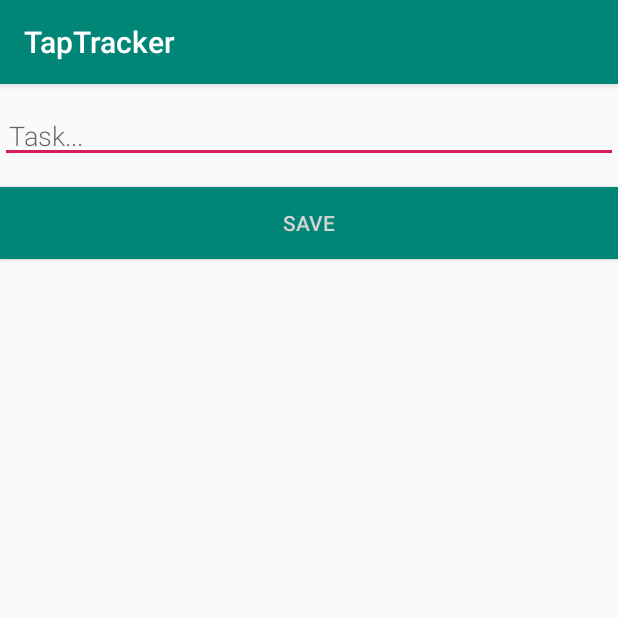
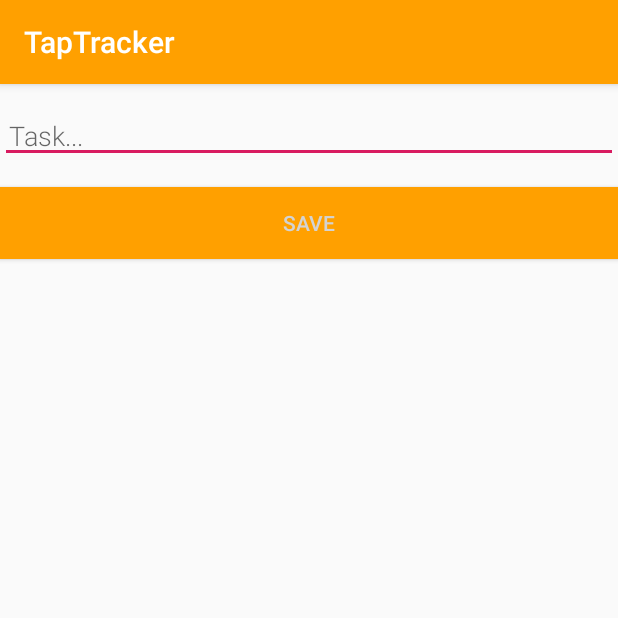
Before and after one commit to ickybodclay/tap-tracker, an Android app: the screen it shows after launch (NewTaskActivity), after a tap on an icon or button, on a phone screen of 412 x 824 dp, the top half of it. Run offline under Robolectric (Android 15) with nearby library versions, the phone set to English and light mode, and no system bars; our stand-ins replace Room's generated code.

Commit message:
updated style, improved date formatting, export db schema

```diff
--- a/app/build.gradle
+++ b/app/build.gradle
@@ -9,6 +9,11 @@ android {
         versionCode 1
         versionName "1.0"
         testInstrumentationRunner "android.support.test.runner.AndroidJUnitRunner"
+        javaCompileOptions {
+            annotationProcessorOptions {
+                arguments = ["room.schemaLocation": "$projectDir/schemas".toString()]
+            }
+        }
     }
     buildTypes {
         release {
--- a/app/src/main/java/com/detroitlabs/taptracker/models/TaskRoomDatabase.java
+++ b/app/src/main/java/com/detroitlabs/taptracker/models/TaskRoomDatabase.java
@@ -1,13 +1,10 @@
 package com.detroitlabs.taptracker.models;
 
-import android.arch.persistence.db.SupportSQLiteDatabase;
 import android.arch.persistence.room.Database;
 import android.arch.persistence.room.Room;
 import android.arch.persistence.room.RoomDatabase;
 import android.arch.persistence.room.TypeConverters;
 import android.content.Context;
-import android.os.AsyncTask;
-import android.support.annotation.NonNull;
 
 @Database(entities = {Task.class}, version = 1)
 @TypeConverters({Converters.class})
@@ -22,39 +19,10 @@ public abstract class TaskRoomDatabase extends RoomDatabase {
                 if (INSTANCE == null) {
                     INSTANCE = Room.databaseBuilder(context.getApplicationContext(),
                             TaskRoomDatabase.class, "task_database")
-                            //.addCallback(sRoomDatabaseCallback)
                             .build();
                 }
             }
         }
         return INSTANCE;
     }
-
-    private static RoomDatabase.Callback sRoomDatabaseCallback =
-            new RoomDatabase.Callback(){
-
-                @Override
-                public void onOpen (@NonNull SupportSQLiteDatabase db){
-                    super.onOpen(db);
-                    new PopulateDbAsync(INSTANCE).execute();
-                }
-            };
-
-    private static class PopulateDbAsync extends AsyncTask<Void, Void, Void> {
-        private final TaskDao mDao;
-
-        PopulateDbAsync(TaskRoomDatabase db) {
-            mDao = db.taskDao();
-        }
-
-        @Override
-        protected Void doInBackground(final Void... params) {
-            mDao.deleteAll();
-            Task task = new Task("Hello");
-            mDao.insert(task);
-            task = new Task("World");
-            mDao.insert(task);
-            return null;
-        }
-    }
 }
--- a/app/src/main/res/menu/menu_main.xml
+++ b/app/src/main/res/menu/menu_main.xml
@@ -2,9 +2,9 @@
     xmlns:app="http://schemas.android.com/apk/res-auto"
     xmlns:tools="http://schemas.android.com/tools"
     tools:context="com.detroitlabs.taptracker.views.MainActivity">
-    <item
-        android:id="@+id/action_settings"
-        android:orderInCategory="100"
-        android:title="@string/action_settings"
-        app:showAsAction="never" />
+    <!--<item-->
+        <!--android:id="@+id/action_settings"-->
+        <!--android:orderInCategory="100"-->
+        <!--android:title="@string/action_settings"-->
+        <!--app:showAsAction="never" />-->
 </menu>
--- a/app/src/main/res/values/colors.xml
+++ b/app/src/main/res/values/colors.xml
@@ -1,7 +1,7 @@
 <?xml version="1.0" encoding="utf-8"?>
 <resources>
-    <color name="colorPrimary">#008577</color>
-    <color name="colorPrimaryDark">#00574B</color>
+    <color name="colorPrimary">#ffa000</color>
+    <color name="colorPrimaryDark">#6200ea</color>
     <color name="colorAccent">#D81B60</color>
     <color name="buttonLabel">#d3d3d3</color>
 </resources>
```
Also changed, not shown: app/src/main/java/com/detroitlabs/taptracker/presenters/MainPresenter.java (+3 -12 lines), app/src/main/java/com/detroitlabs/taptracker/utils/DateFormatUtil.java (added, +32 -0 lines), app/src/main/java/com/detroitlabs/taptracker/views/MainActivity.java (+4 -5 lines), app/src/main/java/com/detroitlabs/taptracker/views/TaskListAdapter.java (+4 -12 lines), 1 other file.
